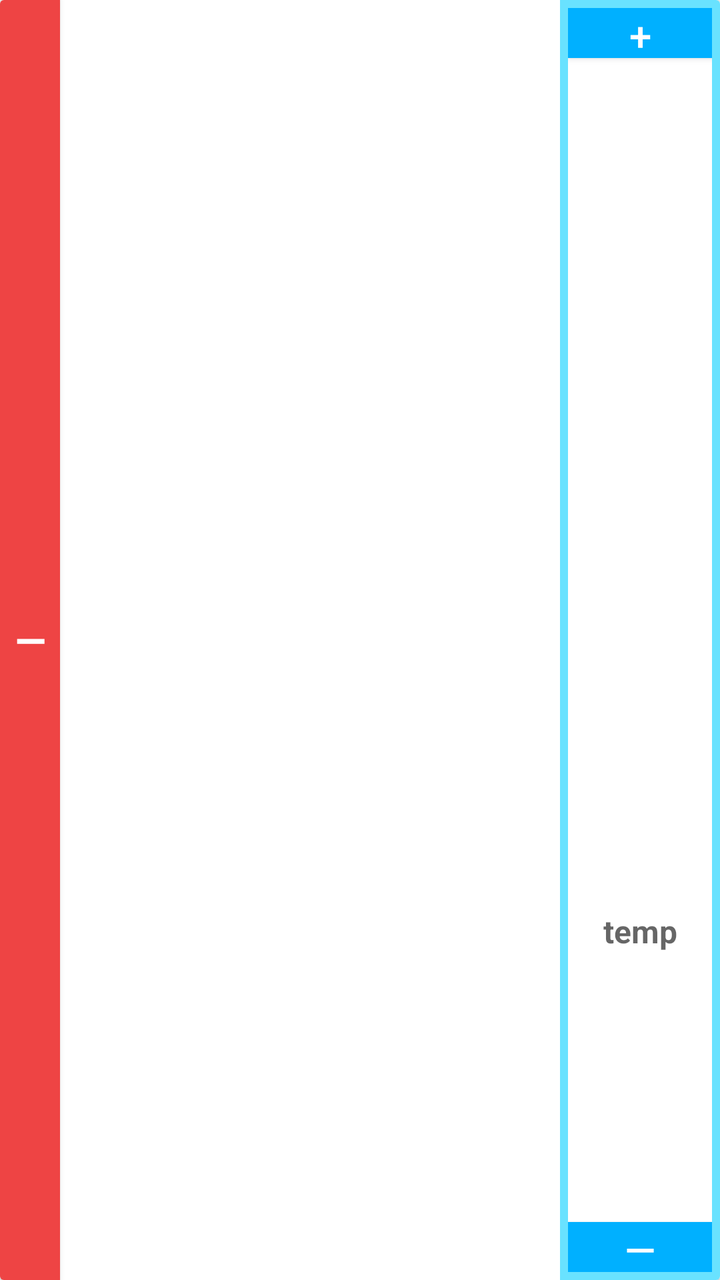
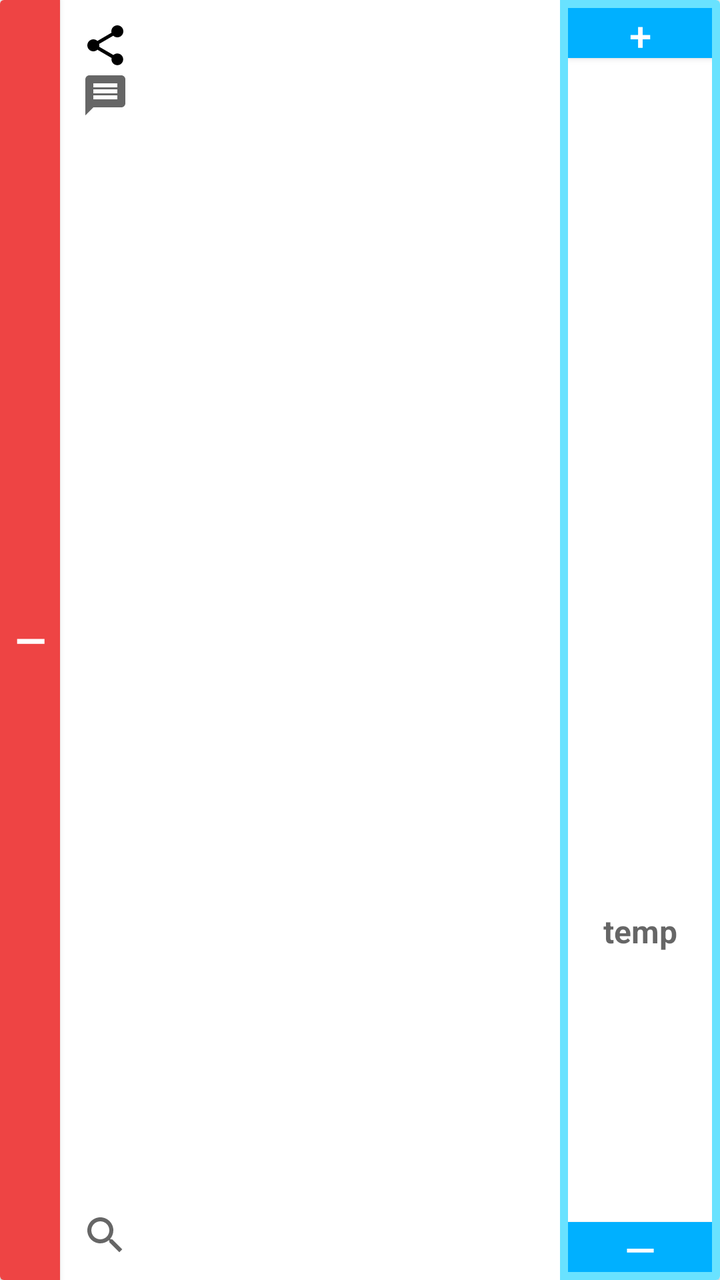

An Android layout rendered at two revisions. The XML below is the earlier revision; the diff shows what the commit changed to produce the second picture.
<!-- AndroidManifest.xml: application theme AppTheme -->
<!-- res/layout/item_donation.xml -->
<?xml version="1.0" encoding="utf-8"?>
<androidx.cardview.widget.CardView
    xmlns:android="http://schemas.android.com/apk/res/android"
    android:layout_width="match_parent"
    android:layout_height="150dp"
    android:layout_marginLeft="8dp"
    android:layout_marginRight="8dp"
    android:layout_marginTop="4dp"
    android:layout_marginBottom="4dp">

    <LinearLayout
        android:layout_width="match_parent"
        android:layout_height="match_parent"
        android:orientation="horizontal"
        android:baselineAligned="false">

        <Button
            android:id="@+id/collection_remove_button"
            android:layout_width="30dp"
            android:layout_height="match_parent"
            android:gravity="center"
            android:textSize="@dimen/text_size_paragraph_title"
            android:background="@color/colorAttention"
            android:textColor="#fff"
            android:textStyle="bold"
            android:text="@string/symbol_decrement_button"/>

        <include layout="@layout/text_charity"
            android:layout_width="0dp"
            android:layout_height="match_parent"
            android:layout_weight="1"
            android:layout_margin="10dp"/>

        <LinearLayout
            android:layout_width="80dp"
            android:layout_height="match_parent"
            android:padding="4dp"
            android:orientation="vertical"
            android:background="@color/colorPrimaryLight"
            android:gravity="end">

            <Button
                android:id="@+id/donation_increment_button"
                android:layout_width="match_parent"
                android:layout_height="25dp"
                android:layout_gravity="top"
                android:gravity="center"
                android:textSize="20sp"
                android:background="@color/colorPrimary"
                android:textColor="#fff"
                android:text="@string/symbol_increment_button"
                android:contentDescription="@string/description_increment_proportion_text"/>

            <TextView
                android:id="@+id/donation_amount_text"
                android:layout_width="match_parent"
                android:layout_height="0dp"
                android:layout_weight="1"
                android:layout_gravity="center"
                android:background="#fff"
                android:textSize="@dimen/text_size_paragraph"
                android:textStyle="bold"
                android:gravity="center"/>

            <EditText
                android:id="@+id/donation_proportion_text"
                android:layout_width="match_parent"
                android:layout_height="0dp"
                android:layout_weight="1"
                android:layout_gravity="center"
                android:background="#fff"
                android:textSize="@dimen/text_size_paragraph"
                android:textStyle="bold"
                android:gravity="center"
                android:inputType="numberDecimal"
                android:imeOptions="actionDone"
                android:hint="temp"
                android:importantForAutofill="no"/>

            <Button
                android:id="@+id/donation_decrement_button"
                android:layout_width="match_parent"
                android:layout_height="25dp"
                android:layout_gravity="bottom"
                android:gravity="center"
                android:textSize="20sp"
                android:background="@color/colorPrimary"
                android:textColor="#fff"
                android:text="@string/symbol_decrement_button"
                android:contentDescription="@string/description_decrement_proportion_text"/>

        </LinearLayout>

    </LinearLayout>

</androidx.cardview.widget.CardView>
<!-- res/layout/text_charity.xml (included above) -->
<?xml version="1.0" encoding="utf-8"?>
<LinearLayout xmlns:android="http://schemas.android.com/apk/res/android"
    android:layout_width="wrap_content"
    android:layout_height="match_parent"
    android:orientation="vertical"
    android:layout_gravity="start|center_vertical">

    <TextView
        android:id="@+id/charity_primary"
        android:layout_width="wrap_content"
        android:layout_height="0dp"
        android:layout_weight=".6"
        android:layout_margin="4dp"
        android:textSize="@dimen/text_size_paragraph_title"
        android:textAppearance="?attr/textAppearanceListItem" />

    <TextView
        android:id="@+id/charity_secondary"
        android:layout_width="wrap_content"
        android:layout_height="0dp"
        android:layout_weight=".2"
        android:layout_margin="4dp"
        android:textAppearance="?attr/textAppearanceListItem" />

    <TextView
        android:id="@+id/charity_tertiary"
        android:layout_width="wrap_content"
        android:layout_height="0dp"
        android:layout_weight=".2"
        android:layout_margin="4dp"
        android:textAppearance="?attr/textAppearanceListItem" />

</LinearLayout>
<!-- resources referenced by this layout -->
<resources>
  <color name="colorAttention">#EE4444</color>
  <color name="colorPrimary">#00B0FF</color>
  <color name="colorPrimaryLight">#69E2FF</color>
  <dimen name="text_size_paragraph">16sp</dimen>
  <dimen name="text_size_paragraph_title">20sp</dimen>
  <string name="description_decrement_proportion_text">Press this button to decrease the percentage of your total donation amount to be allocated to this charity on each converted smile or stride</string>
  <string name="description_increment_proportion_text">Press this button to increase the percentage of your total donation amount to be allocated to this charity on each converted smile or stride</string>
  <string name="symbol_decrement_button">—</string>
  <string name="symbol_increment_button">+</string>
  <style name="AppTheme" parent="Theme.AppCompat.Light.DarkActionBar">
          <item name="colorPrimary">@color/colorPrimary</item>
          <item name="colorPrimaryDark">@color/colorPrimaryDark</item>
          <item name="colorAccent">@color/colorAccent</item>
          <item name="popupMenuStyle">@style/AppTheme.PopupOverlay</item>
      </style>
  <color name="colorPrimaryDark">#0081CB</color>
  <color name="colorAccent">#FBC02D</color>
  <style name="AppTheme.PopupOverlay" parent="@android:style/Widget.PopupMenu">
          <item name="android:background">@color/colorPrimary</item>
      </style>
</resources>

<!-- the commit's change to res/layout/item_donation.xml (unified diff, before → after) -->
@@ -24,6 +24,44 @@
             android:textColor="#fff"
             android:textStyle="bold"
             android:text="@string/symbol_decrement_button"/>
+
+        <FrameLayout
+            android:layout_width="30dp"
+            android:layout_height="match_parent"
+            android:paddingTop="10dp"
+            android:paddingBottom="10dp"
+            android:layout_marginStart="10dp"
+            android:orientation="vertical">
+
+            <ImageButton
+                android:id="@+id/share_button"
+                android:layout_width="25dp"
+                android:layout_height="25dp"
+                android:layout_gravity="top"
+                android:background="#fff"
+                android:src="@drawable/ic_menu_share"
+                android:contentDescription="@string/description_increment_proportion_text"/>
+
+            <ImageButton
+                android:id="@+id/message_button"
+                android:layout_width="25dp"
+                android:layout_height="25dp"
+                android:layout_marginTop="25dp"
+                android:layout_gravity="top"
+                android:background="#fff"
+                android:src="@drawable/baseline_message_24"
+                android:contentDescription="@string/description_decrement_proportion_text"/>
+
+            <ImageButton
+                android:id="@+id/inspect_button"
+                android:layout_width="25dp"
+                android:layout_height="25dp"
+                android:layout_gravity="bottom"
+                android:background="#fff"
+                android:src="@drawable/baseline_search_24"
+                android:contentDescription="@string/description_decrement_proportion_text"/>
+
+        </FrameLayout>
 
         <include layout="@layout/text_charity"
             android:layout_width="0dp"
<!-- resource entries referenced after the edit -->
@@ -5,6 +5,38 @@
   <color name="colorPrimaryLight">#69E2FF</color>
   <dimen name="text_size_paragraph">16sp</dimen>
   <dimen name="text_size_paragraph_title">20sp</dimen>
+  <!-- drawable baseline_message_24 (drawable) -->
+  <vector xmlns:android="http://schemas.android.com/apk/res/android"
+          android:width="24dp"
+          android:height="24dp"
+          android:viewportWidth="24.0"
+          android:viewportHeight="24.0"
+          android:tint="?attr/colorControlNormal">
+      <path
+          android:fillColor="@android:color/white"
+          android:pathData="M20,2L4,2c-1.1,0 -1.99,0.9 -1.99,2L2,22l4,-4h14c1.1,0 2,-0.9 2,-2L22,4c0,-1.1 -0.9,-2 -2,-2zM18,14L6,14v-2h12v2zM18,11L6,11L6,9h12v2zM18,8L6,8L6,6h12v2z"/>
+  </vector>
+  <!-- drawable baseline_search_24 (drawable) -->
+  <vector xmlns:android="http://schemas.android.com/apk/res/android"
+          android:width="24dp"
+          android:height="24dp"
+          android:viewportWidth="24.0"
+          android:viewportHeight="24.0"
+          android:tint="?attr/colorControlNormal">
+      <path
+          android:fillColor="@android:color/white"
+          android:pathData="M15.5,14h-0.79l-0.28,-0.27C15.41,12.59 16,11.11 16,9.5 16,5.91 13.09,3 9.5,3S3,5.91 3,9.5 5.91,16 9.5,16c1.61,0 3.09,-0.59 4.23,-1.57l0.27,0.28v0.79l5,4.99L20.49,19l-4.99,-5zM9.5,14C7.01,14 5,11.99 5,9.5S7.01,5 9.5,5 14,7.01 14,9.5 11.99,14 9.5,14z"/>
+  </vector>
+  <!-- drawable ic_menu_share (drawable-v21) -->
+  <vector xmlns:android="http://schemas.android.com/apk/res/android"
+      android:width="24dp"
+      android:height="24dp"
+      android:viewportHeight="24.0"
+      android:viewportWidth="24.0">
+      <path
+          android:fillColor="#FF000000"
+          android:pathData="M18,16.08c-0.76,0 -1.44,0.3 -1.96,0.77L8.91,12.7c0.05,-0.23 0.09,-0.46 0.09,-0.7s-0.04,-0.47 -0.09,-0.7l7.05,-4.11c0.54,0.5 1.25,0.81 2.04,0.81 1.66,0 3,-1.34 3,-3s-1.34,-3 -3,-3 -3,1.34 -3,3c0,0.24 0.04,0.47 0.09,0.7L8.04,9.81C7.5,9.31 6.79,9 6,9c-1.66,0 -3,1.34 -3,3s1.34,3 3,3c0.79,0 1.5,-0.31 2.04,-0.81l7.12,4.16c-0.05,0.21 -0.08,0.43 -0.08,0.65 0,1.61 1.31,2.92 2.92,2.92 1.61,0 2.92,-1.31 2.92,-2.92s-1.31,-2.92 -2.92,-2.92z" />
+  </vector>
   <string name="description_decrement_proportion_text">Press this button to decrease the percentage of your total donation amount to be allocated to this charity on each converted smile or stride</string>
   <string name="description_increment_proportion_text">Press this button to increase the percentage of your total donation amount to be allocated to this charity on each converted smile or stride</string>
   <string name="symbol_decrement_button">—</string>
